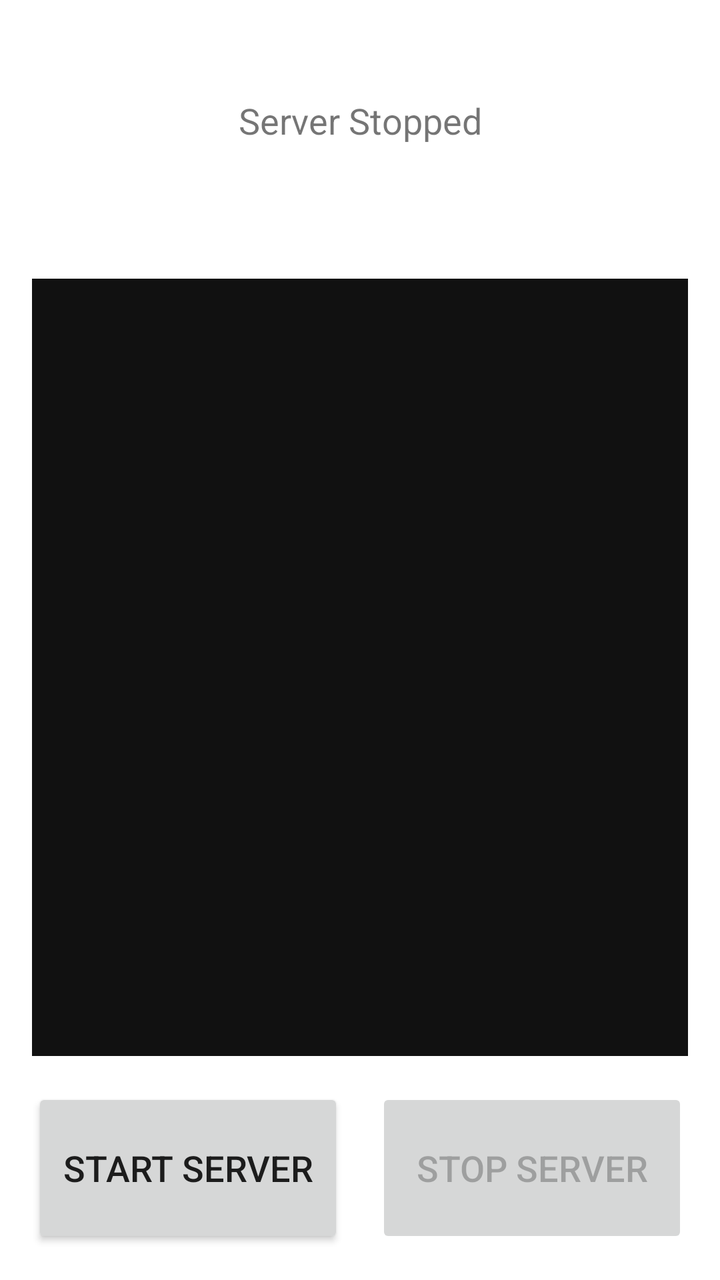
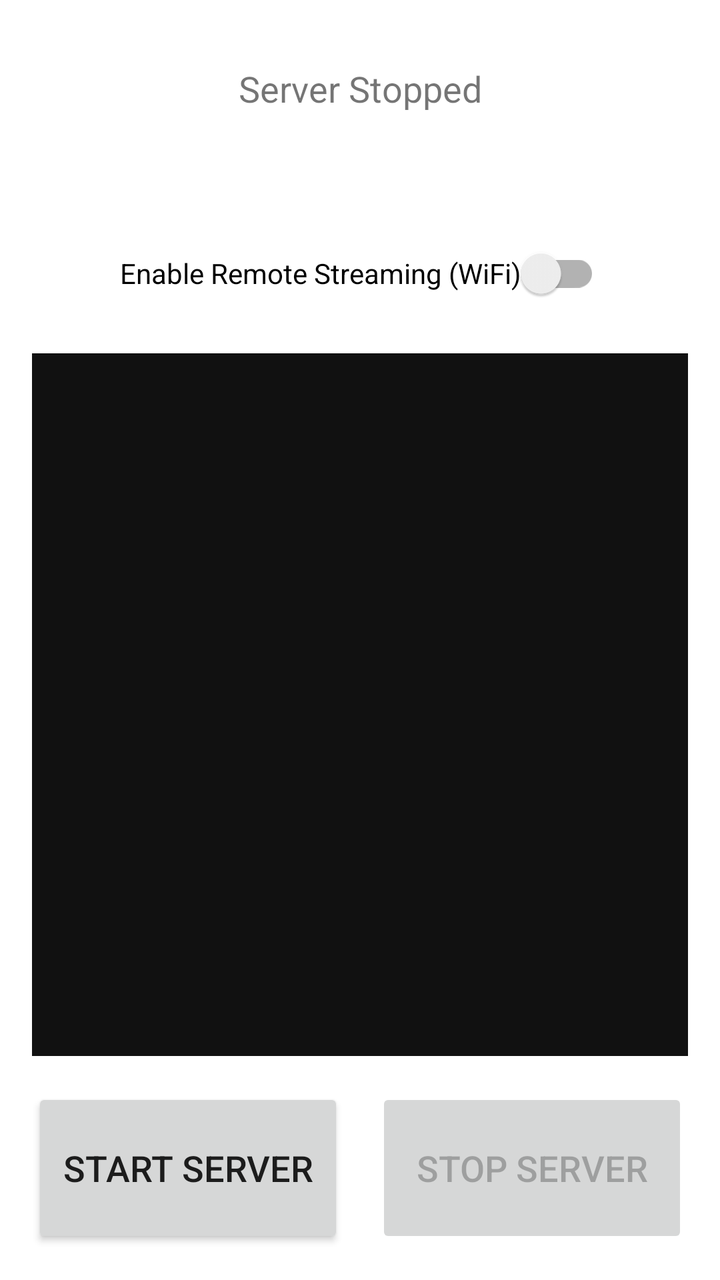

Before-and-after screenshots of an Android layout around one commit, followed by the original layout XML and the change that was made.
<!-- AndroidManifest.xml: application theme Theme.VoiceDepth -->
<!-- res/layout/activity_main.xml -->
<?xml version="1.0" encoding="utf-8"?>
<androidx.constraintlayout.widget.ConstraintLayout xmlns:android="http://schemas.android.com/apk/res/android"
    xmlns:app="http://schemas.android.com/apk/res-auto"
    xmlns:tools="http://schemas.android.com/tools"
    android:layout_width="match_parent"
    android:layout_height="match_parent"
    android:padding="16dp"
    tools:context=".MainActivity">

    <TextView
        android:id="@+id/statusTextView"
        android:layout_width="wrap_content"
        android:layout_height="wrap_content"
        android:text="@string/server_stopped"
        android:textSize="18sp"
        android:layout_marginTop="32dp"
        app:layout_constraintTop_toTopOf="parent"
        app:layout_constraintStart_toStartOf="parent"
        app:layout_constraintEnd_toEndOf="parent" />

    <TextView
        android:id="@+id/urlTextView"
        android:layout_width="wrap_content"
        android:layout_height="wrap_content"
        android:text=""
        android:textSize="20sp"
        android:textStyle="bold"
        android:layout_marginTop="8dp"
        android:padding="8dp"
        android:background="?attr/selectableItemBackground"
        android:clickable="true"
        android:focusable="true"
        android:contentDescription="MJPEG Server Address"
        app:layout_constraintTop_toBottomOf="@id/statusTextView"
        app:layout_constraintStart_toStartOf="parent"
        app:layout_constraintEnd_toEndOf="parent" />

    <ImageView
        android:id="@+id/depthImageView"
        android:layout_width="0dp"
        android:layout_height="0dp"
        android:layout_marginTop="16dp"
        android:layout_marginBottom="16dp"
        android:scaleType="fitCenter"
        android:background="#111111"
        android:focusable="true"
        android:focusableInTouchMode="true"
        android:importantForAccessibility="yes"
        android:contentDescription="Real-time depth map view. Shows distance to objects in front of the camera."
        app:layout_constraintTop_toBottomOf="@id/urlTextView"
        app:layout_constraintBottom_toTopOf="@id/buttonContainer"
        app:layout_constraintStart_toStartOf="parent"
        app:layout_constraintEnd_toEndOf="parent" />

    <LinearLayout
        android:id="@+id/buttonContainer"
        android:layout_width="match_parent"
        android:layout_height="wrap_content"
        android:orientation="horizontal"
        app:layout_constraintBottom_toBottomOf="parent"
        app:layout_constraintStart_toStartOf="parent"
        app:layout_constraintEnd_toEndOf="parent">

        <Button
            android:id="@+id/startButton"
            android:layout_width="0dp"
            android:layout_height="80dp"
            android:layout_weight="1"
            android:layout_marginEnd="8dp"
            android:text="@string/start_server"
            android:textSize="18sp"
            android:contentDescription="Start depth map server" />

        <Button
            android:id="@+id/stopButton"
            android:layout_width="0dp"
            android:layout_height="80dp"
            android:layout_weight="1"
            android:layout_marginStart="8dp"
            android:text="@string/stop_server"
            android:textSize="18sp"
            android:enabled="false"
            android:contentDescription="Stop depth map server" />

    </LinearLayout>

</androidx.constraintlayout.widget.ConstraintLayout>
<!-- resources referenced by this layout -->
<resources>
  <string name="server_stopped">Server Stopped</string>
  <string name="start_server">Start Server</string>
  <string name="stop_server">Stop Server</string>
  <style name="Theme.VoiceDepth" parent="Theme.MaterialComponents.DayNight.DarkActionBar">
          <item name="colorPrimary">@color/purple_500</item>
          <item name="colorPrimaryVariant">@color/purple_700</item>
          <item name="colorOnPrimary">@color/white</item>
          <item name="colorSecondary">@color/teal_200</item>
          <item name="colorSecondaryVariant">@color/teal_700</item>
          <item name="colorOnSecondary">@color/black</item>
          <item name="android:statusBarColor">?attr/colorPrimaryVariant</item>
      </style>
  <color name="purple_500">#FF6200EE</color>
  <color name="purple_700">#FF3700B3</color>
  <color name="white">#FFFFFFFF</color>
  <color name="teal_200">#FF03DAC5</color>
  <color name="teal_700">#FF018786</color>
  <color name="black">#FF000000</color>
</resources>

<!-- the commit's change to res/layout/activity_main.xml (unified diff, before → after) -->
@@ -11,9 +11,9 @@
         android:id="@+id/statusTextView"
         android:layout_width="wrap_content"
         android:layout_height="wrap_content"
-        android:text="@string/server_stopped"
+        android:text="Server Stopped"
         android:textSize="18sp"
-        android:layout_marginTop="32dp"
+        android:layout_marginTop="16dp"
         app:layout_constraintTop_toTopOf="parent"
         app:layout_constraintStart_toStartOf="parent"
         app:layout_constraintEnd_toEndOf="parent" />
@@ -23,7 +23,7 @@
         android:layout_width="wrap_content"
         android:layout_height="wrap_content"
         android:text=""
-        android:textSize="20sp"
+        android:textSize="18sp"
         android:textStyle="bold"
         android:layout_marginTop="8dp"
         android:padding="8dp"
@@ -32,6 +32,17 @@
         android:focusable="true"
         android:contentDescription="MJPEG Server Address"
         app:layout_constraintTop_toBottomOf="@id/statusTextView"
+        app:layout_constraintStart_toStartOf="parent"
+        app:layout_constraintEnd_toEndOf="parent" />
+
+    <androidx.appcompat.widget.SwitchCompat
+        android:id="@+id/remoteSwitch"
+        android:layout_width="wrap_content"
+        android:layout_height="wrap_content"
+        android:text="Enable Remote Streaming (WiFi)"
+        android:layout_marginTop="8dp"
+        android:checked="false"
+        app:layout_constraintTop_toBottomOf="@id/urlTextView"
         app:layout_constraintStart_toStartOf="parent"
         app:layout_constraintEnd_toEndOf="parent" />
 
@@ -47,7 +58,7 @@
         android:focusableInTouchMode="true"
         android:importantForAccessibility="yes"
         android:contentDescription="Real-time depth map view. Shows distance to objects in front of the camera."
-        app:layout_constraintTop_toBottomOf="@id/urlTextView"
+        app:layout_constraintTop_toBottomOf="@id/remoteSwitch"
         app:layout_constraintBottom_toTopOf="@id/buttonContainer"
         app:layout_constraintStart_toStartOf="parent"
         app:layout_constraintEnd_toEndOf="parent" />
@@ -67,7 +78,7 @@
             android:layout_height="80dp"
             android:layout_weight="1"
             android:layout_marginEnd="8dp"
-            android:text="@string/start_server"
+            android:text="Start Server"
             android:textSize="18sp"
             android:contentDescription="Start depth map server" />
 
@@ -77,7 +88,7 @@
             android:layout_height="80dp"
             android:layout_weight="1"
             android:layout_marginStart="8dp"
-            android:text="@string/stop_server"
+            android:text="Stop Server"
             android:textSize="18sp"
             android:enabled="false"
             android:contentDescription="Stop depth map server" />
<!-- resource entries referenced after the edit -->
@@ -1,8 +1,5 @@
 <!-- resources referenced by this layout -->
 <resources>
-  <string name="server_stopped">Server Stopped</string>
-  <string name="start_server">Start Server</string>
-  <string name="stop_server">Stop Server</string>
   <style name="Theme.VoiceDepth" parent="Theme.MaterialComponents.DayNight.DarkActionBar">
           <item name="colorPrimary">@color/purple_500</item>
           <item name="colorPrimaryVariant">@color/purple_700</item>
